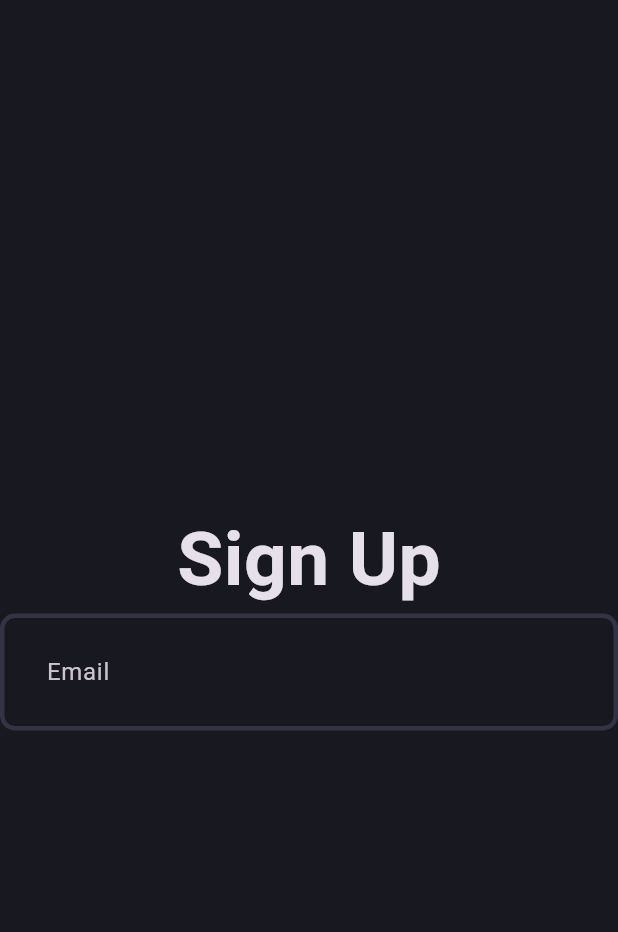
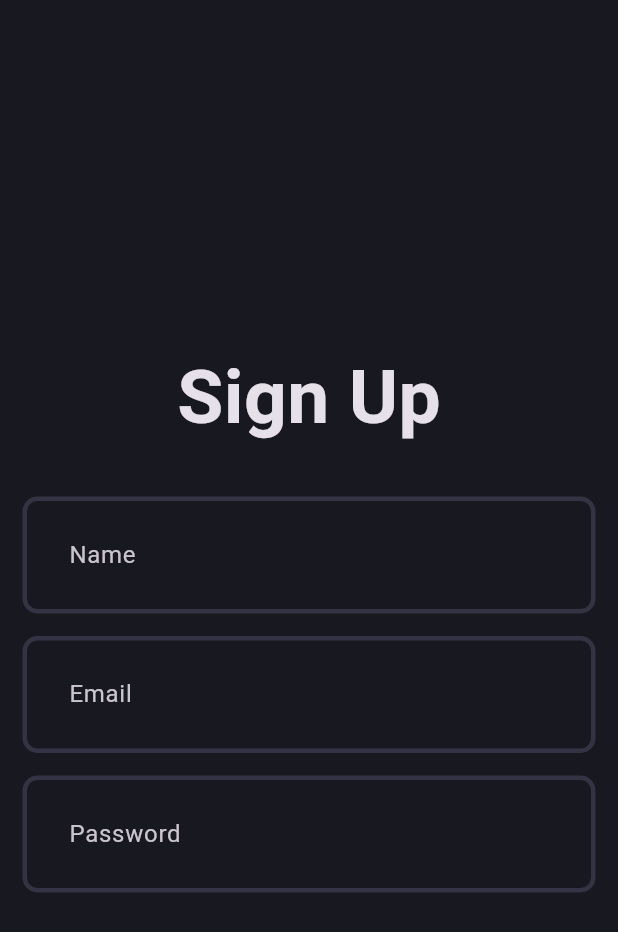
Before and after one commit to araohatkokate/StoryLine, a Flutter app: the screen it shows after launch, on a phone screen of 412 x 824 dp. Shown: the top 932 px of the screen. Run offline on Flutter 3.47's test engine with Material 3 defaults, Android fonts, the phone set to English and light mode, and no system bars.

Commit message:
added padding to sign up page and focused border for text form fields

```diff
--- a/story_line/lib/core/theme/theme.dart
+++ b/story_line/lib/core/theme/theme.dart
@@ -2,9 +2,9 @@ import 'package:flutter/material.dart';
 import 'package:story_line/core/theme/app_pallete.dart';
 
 class AppTheme {
-  static final _border = OutlineInputBorder(
-        borderSide: const BorderSide(
-          color: AppPallete.borderColor,
+  static _border([Color color = AppPallete.borderColor]) => OutlineInputBorder(
+        borderSide: BorderSide(
+          color: color,
           width: 3,
         ),
         borderRadius: BorderRadius.circular(10),
@@ -13,8 +13,8 @@ class AppTheme {
     scaffoldBackgroundColor: AppPallete.backgroundColor,
     inputDecorationTheme: InputDecorationTheme(
       contentPadding: const EdgeInsets.all(27),
-      enabledBorder: _border,
-      focusedBorder: _border,
+      enabledBorder: _border(),
+      focusedBorder: _border(AppPallete.gradient2),
     ),
   );
 }
--- a/story_line/lib/features/auth/presentation/pages/signup_page.dart
+++ b/story_line/lib/features/auth/presentation/pages/signup_page.dart
@@ -12,7 +12,9 @@ class _SignUpPageState extends State<SignUpPage> {
   @override
   Widget build(BuildContext context) {
     return Scaffold(
-      body: Column(
+      body: Padding(
+        padding: const EdgeInsets.all(15.0),
+        child: Column(
           mainAxisAlignment: MainAxisAlignment.center,
           children: [
             Text(
@@ -21,8 +23,14 @@ class _SignUpPageState extends State<SignUpPage> {
                 fontSize: 50, fontWeight: FontWeight.bold,
                 ),
               ),
+              const SizedBox(height: 30),
+              AuthField(hintText: 'Name'),
+              const SizedBox(height: 15),
               AuthField(hintText: 'Email'),
-        ],)
+              const SizedBox(height: 15),
+              AuthField(hintText: 'Password'),
+          ],),
+      )
     );
   }
 }
```
Lines whose indentation alone changed are shown as unchanged.
